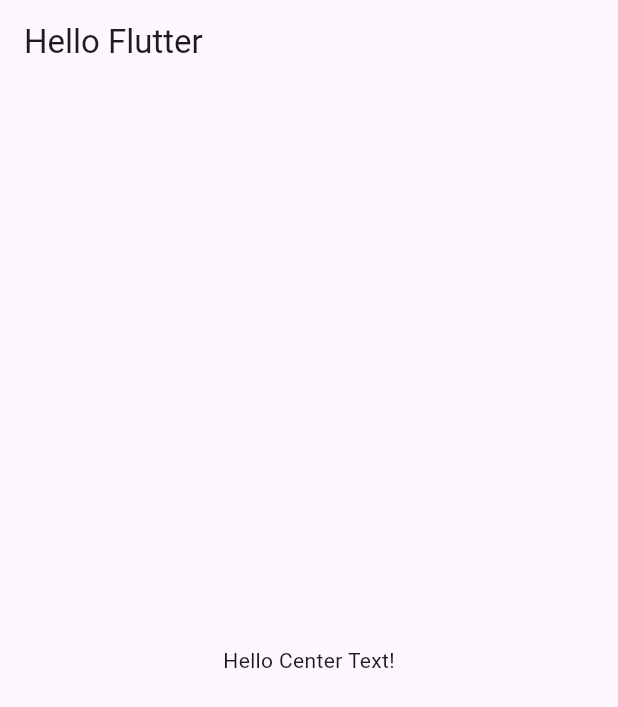
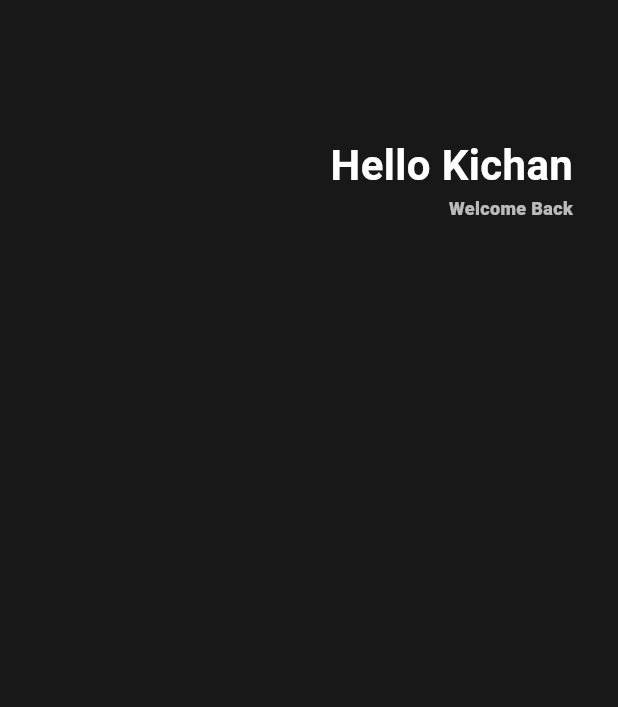
Before and after one commit to LEEKICHAN0102/webtoon_flutter, a Flutter app: the screen it shows after launch, on a phone screen of 412 x 824 dp. Shown: the top 707 px of the screen. Run offline on Flutter 3.47's test engine with Material 3 defaults, Android fonts, the phone set to English and light mode, and no system bars.

Commit message:
main.dart use Row, Column

```diff
--- a/lib/main.dart
+++ b/lib/main.dart
@@ -1,21 +1,51 @@
 import 'package:flutter/material.dart';
 
 void main() {
-  runApp(App());
+  runApp(MyApp());
 }
 
-class App extends StatelessWidget {
+class MyApp extends StatelessWidget {
   @override
   Widget build(BuildContext context) {
     return MaterialApp(
-      home: Scaffold(
-        appBar: AppBar(
-          title: Text("Hello Flutter"),
-        ),
-        body: Center(
-          child: Text("Hello Center Text!"),
-        ),
-      ),
-    );
+        home: Scaffold(
+      backgroundColor: Color(0xFF181818),
+      body: Padding(
+          padding: EdgeInsets.symmetric(
+            horizontal: 30,
+            vertical: 10,
+          ),
+          child: Column(
+            children: [
+              SizedBox(height: 80),
+              Row(
+                mainAxisAlignment: MainAxisAlignment.end,
+                children: [
+                  Column(
+                    crossAxisAlignment: CrossAxisAlignment.end,
+                    children: [
+                      Text(
+                        "Hello Kichan",
+                        style: TextStyle(
+                          color: Colors.white,
+                          fontSize: 28,
+                          fontWeight: FontWeight.w600,
+                        ),
+                      ),
+                      Text(
+                        "Welcome Back",
+                        style: TextStyle(
+                          color: Colors.white.withOpacity(0.7),
+                          fontSize: 12,
+                          fontWeight: FontWeight.w800,
+                        ),
+                      )
+                    ],
+                  )
+                ],
+              )
+            ],
+          )),
+    ));
   }
 }
```
